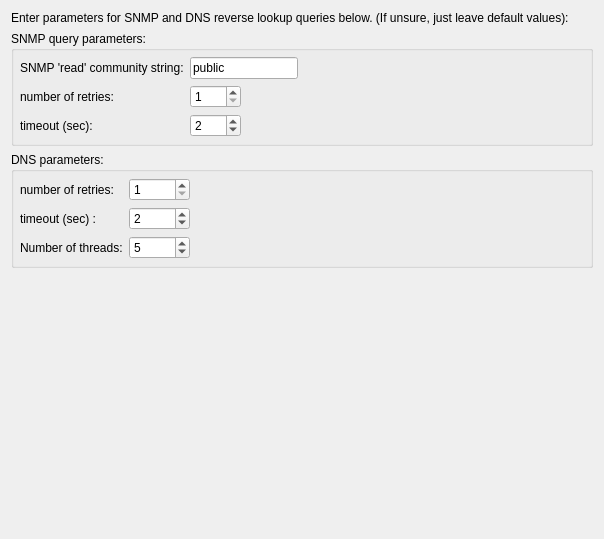
Qt form src/libgui/snmpNetworkDiscoveryWizard/nd_snmpparameterspage_q.ui (fwbuilder/fwbuilder) before a commit.
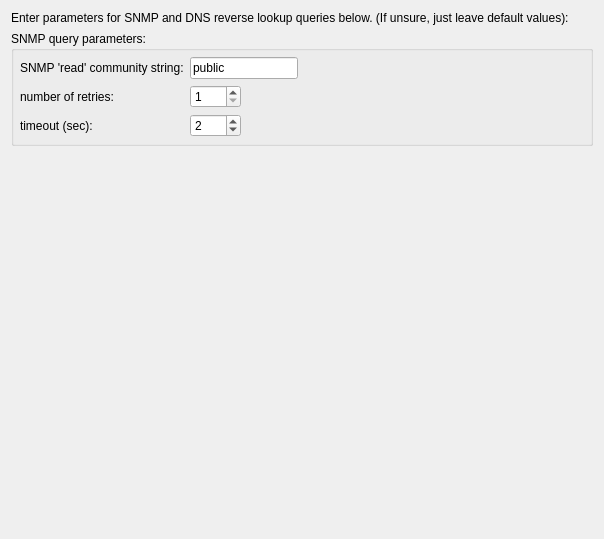
The same form after that commit.

Commit message: see #2163 pages that set up snmp crawler and crawler background process with progress log now work. Using QThread to run background process.

```diff
--- a/src/libgui/snmpNetworkDiscoveryWizard/nd_snmpparameterspage_q.ui
+++ b/src/libgui/snmpNetworkDiscoveryWizard/nd_snmpparameterspage_q.ui
@@ -145,97 +145,6 @@
     </widget>
    </item>
    <item row="2" column="0">
-    <widget class="QGroupBox" name="snmpdnsparameters">
-     <property name="title">
-      <string>DNS parameters:</string>
-     </property>
-     <layout class="QGridLayout" name="_2">
-      <property name="margin">
-       <number>6</number>
-      </property>
-      <item row="0" column="2">
-       <spacer>
-        <property name="orientation">
-         <enum>Qt::Horizontal</enum>
-        </property>
-        <property name="sizeType">
-         <enum>QSizePolicy::Expanding</enum>
-        </property>
-        <property name="sizeHint" stdset="0">
-         <size>
-          <width>300</width>
-          <height>20</height>
-         </size>
-        </property>
-       </spacer>
-      </item>
-      <item row="0" column="0">
-       <widget class="QLabel" name="textLabel15">
-        <property name="text">
-         <string>number of retries:</string>
-        </property>
-        <property name="wordWrap">
-         <bool>false</bool>
-        </property>
-       </widget>
-      </item>
-      <item row="1" column="0">
-       <widget class="QLabel" name="textLabel16">
-        <property name="text">
-         <string>timeout (sec) :</string>
-        </property>
-        <property name="wordWrap">
-         <bool>false</bool>
-        </property>
-       </widget>
-      </item>
-      <item row="2" column="0">
-       <widget class="QLabel" name="textLabel17">
-        <property name="text">
-         <string>Number of threads:</string>
-        </property>
-        <property name="wordWrap">
-         <bool>false</bool>
-        </property>
-       </widget>
-      </item>
-      <item row="0" column="1">
-       <widget class="QSpinBox" name="snmpdnsretries">
-        <property name="minimum">
-         <number>1</number>
-        </property>
-        <property name="value">
-         <number>1</number>
-        </property>
-       </widget>
-      </item>
-      <item row="1" column="1">
-       <widget class="QSpinBox" name="snmpdnstimeout">
-        <property name="minimum">
-         <number>1</number>
-        </property>
-        <property name="maximum">
-         <number>10000</number>
-        </property>
-        <property name="value">
-         <number>2</number>
-        </property>
-       </widget>
-      </item>
-      <item row="2" column="1">
-       <widget class="QSpinBox" name="snmpdnsthreads">
-        <property name="minimum">
-         <number>1</number>
-        </property>
-        <property name="value">
-         <number>5</number>
-        </property>
-       </widget>
-      </item>
-     </layout>
-    </widget>
-   </item>
-   <item row="3" column="0">
     <widget class="QLabel" name="snmpcommunity_message">
      <property name="text">
       <string/>
@@ -245,7 +154,7 @@
      </property>
     </widget>
    </item>
-   <item row="4" column="0">
+   <item row="3" column="0">
     <spacer name="spacer">
      <property name="orientation">
       <enum>Qt::Vertical</enum>
```
Left out of the diff: 6 changed lines with no effect on the pictures. The commit also changes 14 other files.
